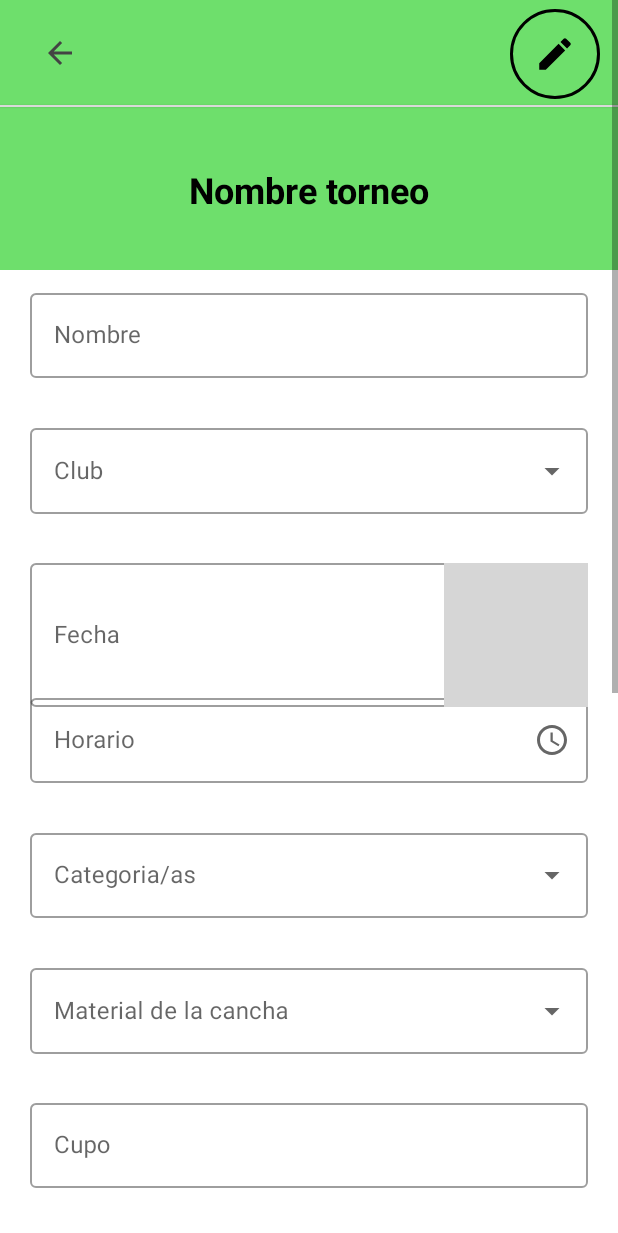
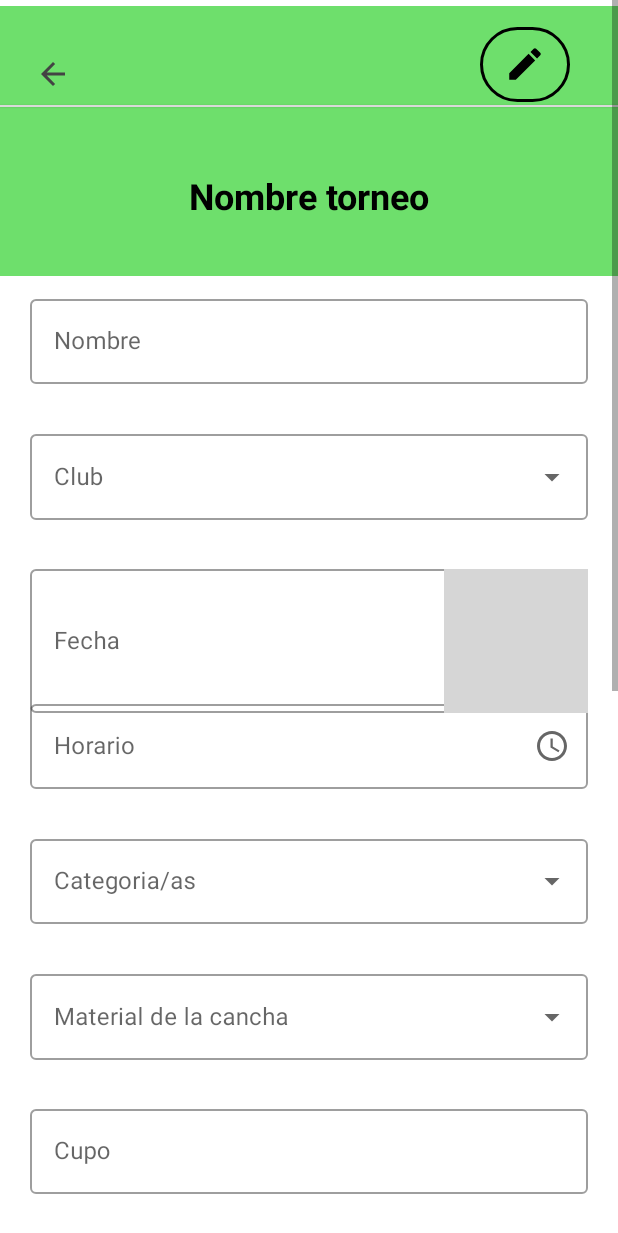
Before and after one commit to angryPotatoFace/Proyecto-Final_Padle-Match, an Android app: the layout fragment_tournament_detail.xml on its own in the app's theme, with its tools: preview values and no code run, on a phone screen of 412 x 824 dp. Shown: the top 1233 px of the screen. Run offline under Robolectric (Android 15) with nearby library versions, the phone set to English and light mode, and no system bars; grey boxes are pictures that could not be loaded.

```diff
--- a/app/src/main/res/layout/fragment_tournament_detail.xml
+++ b/app/src/main/res/layout/fragment_tournament_detail.xml
@@ -28,22 +28,24 @@
             android:id="@+id/view2"
             android:layout_width="match_parent"
             android:layout_height="180dp"
+            android:layout_marginTop="4dp"
             android:background="#6EDF6C"
             app:layout_constraintEnd_toEndOf="parent"
+            app:layout_constraintHorizontal_bias="0.0"
             app:layout_constraintStart_toStartOf="parent"
             app:layout_constraintTop_toTopOf="parent" />
 
         <ImageButton
             android:id="@+id/imageButton3"
-            android:layout_width="60dp"
-            android:layout_height="60dp"
+            android:layout_width="50dp"
+            android:layout_height="50dp"
             android:layout_marginStart="10dp"
-            android:layout_marginTop="5dp"
+            android:layout_marginTop="24dp"
             android:background="@color/blueButton"
+            android:backgroundTint="#6EDF6C"
             android:contentDescription="Atras"
             android:scaleType="centerInside"
             android:src="@drawable/ic_arrowback"
-            android:backgroundTint="#6EDF6C"
             app:layout_constraintStart_toStartOf="parent"
             app:layout_constraintTop_toTopOf="parent" />
 
@@ -52,16 +54,21 @@
             android:layout_width="match_parent"
             android:layout_height="wrap_content"
             app:layout_constraintBottom_toBottomOf="@+id/view4"
-            app:layout_constraintTop_toTopOf="@+id/view2">
+            app:layout_constraintTop_toTopOf="@+id/view2"
+            app:layout_constraintVertical_bias="1.0"
+            tools:layout_editor_absoluteX="20dp">
 
             <!-- Layout del botón de "Editar" -->
+
+            <!-- Layout de los botones de "Guardar" y "Cancelar" -->
+
             <com.google.android.material.button.MaterialButton
                 android:id="@+id/editTournamentButton"
                 android:layout_width="60dp"
-                android:layout_height="60dp"
-                android:layout_marginStart="340dp"
+                android:layout_height="50dp"
+                android:layout_marginStart="320dp"
+                android:background="@drawable/black_button_border"
                 android:contentDescription="Editar"
-                android:background="@drawable/black_button_border"
                 app:backgroundTint="@null"
                 app:icon="@drawable/ic_edit"
                 app:iconSize="28dp"
@@ -69,36 +76,35 @@
                 app:layout_constraintEnd_toEndOf="parent"
                 app:layout_constraintTop_toTopOf="@+id/view2" />
 
-            <!-- Layout de los botones de "Guardar" y "Cancelar" -->
             <LinearLayout
                 android:id="@+id/saveCancelTournamentLayout"
                 android:layout_width="match_parent"
                 android:layout_height="wrap_content"
                 android:gravity="end"
                 android:orientation="horizontal">
+
                 <com.google.android.material.button.MaterialButton
                     android:id="@+id/cancelTournamentButton"
+                    style="@style/Widget.MaterialComponents.Button.TextButton"
                     android:layout_width="wrap_content"
                     android:layout_height="wrap_content"
+                    android:layout_marginTop="5dp"
                     android:layout_marginEnd="30dp"
-                    android:layout_marginTop="5dp"
                     android:text="CANCELAR"
-                    android:textSize="16dp"
                     android:textColor="@color/black"
-                    style="@style/Widget.MaterialComponents.Button.TextButton"
-                    />
+                    android:textSize="16dp" />
+
                 <com.google.android.material.button.MaterialButton
                     android:id="@+id/saveTournamentButton"
+                    style="@style/Widget.MaterialComponents.Button.OutlinedButton"
                     android:layout_width="wrap_content"
                     android:layout_height="wrap_content"
+                    android:layout_marginTop="5dp"
                     android:layout_marginEnd="20dp"
-                    android:layout_marginTop="5dp"
-                    app:cornerRadius="20dp"
                     android:text="GUARDAR"
+                    android:textColor="@color/black"
                     android:textSize="16dp"
-                    android:textColor="@color/black"
-                    style="@style/Widget.MaterialComponents.Button.OutlinedButton"
-                    />
+                    app:cornerRadius="20dp" />
             </LinearLayout>
 
         </ViewSwitcher>
@@ -230,7 +236,7 @@
             app:layout_constraintStart_toStartOf="parent"
             app:layout_constraintTop_toBottomOf="@+id/view2">
 
-            <androidx.appcompat.widget.AppCompatMultiAutoCompleteTextView
+            <AutoCompleteTextView
                 android:id="@+id/detail_categorias"
                 android:enabled="false"
                 android:layout_width="match_parent"
```
Also changed, not shown: app/src/main/java/com/example/padle_match/fragments/AddTournamentFragment.kt (+15 -3 lines), app/src/main/java/com/example/padle_match/fragments/TournamentDetailFragment.kt (+36 -8 lines).
